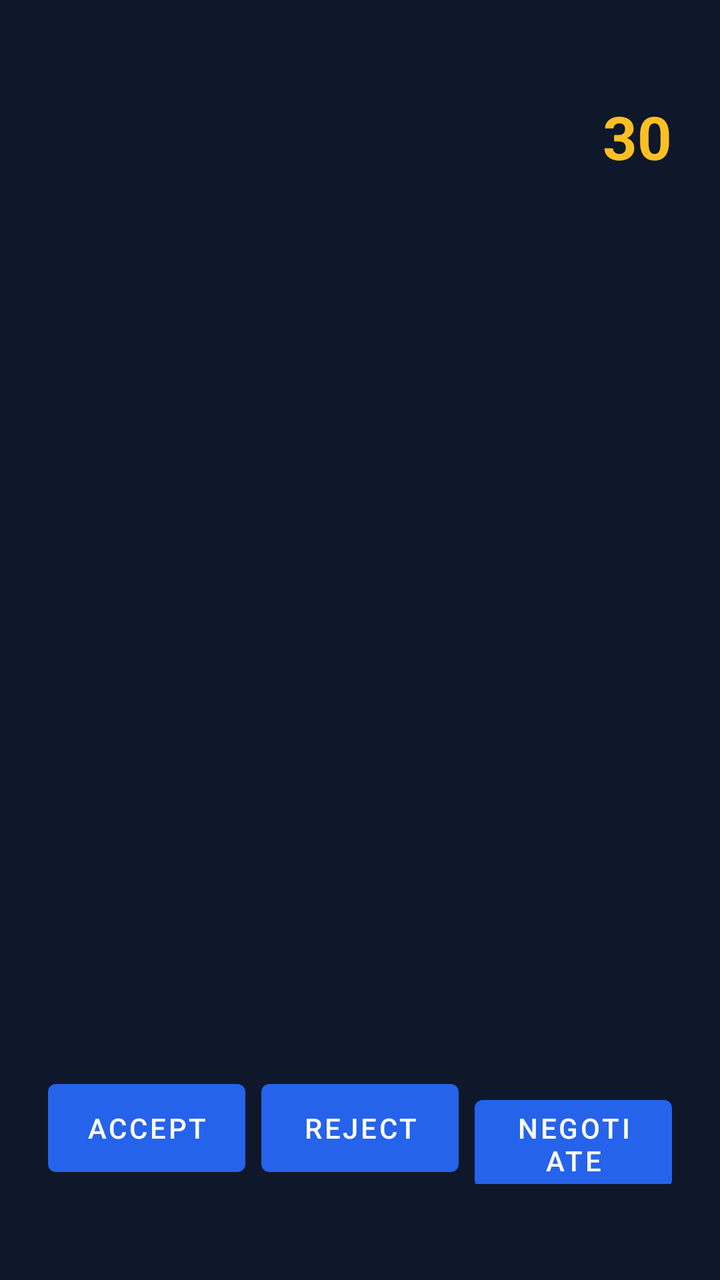
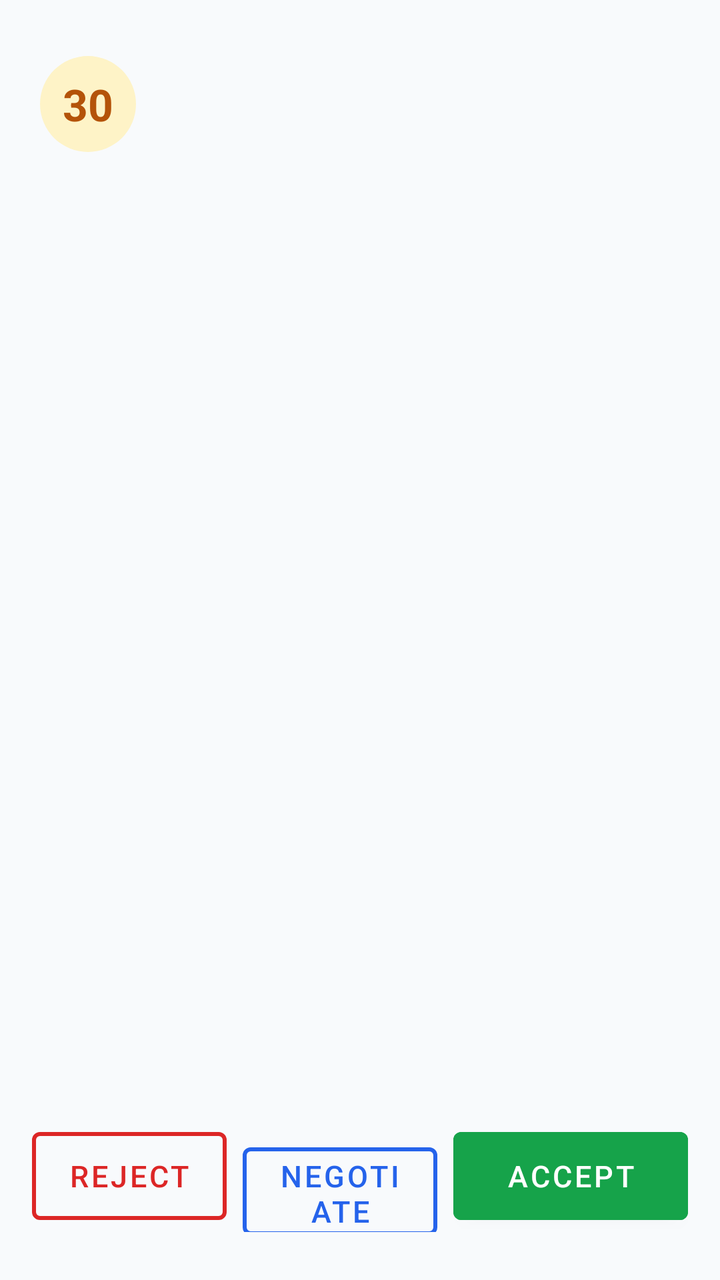

The first picture is an Android layout as it rendered before a commit; the second is the same layout after the commit. The layout source and the unified diff follow.
<!-- AndroidManifest.xml: activity theme Theme.WebToApp -->
<!-- res/layout/activity_incoming_request.xml -->
<?xml version="1.0" encoding="utf-8"?>
<LinearLayout xmlns:android="http://schemas.android.com/apk/res/android"
    android:layout_width="match_parent"
    android:layout_height="match_parent"
    android:orientation="vertical"
    android:background="#0F172A"
    android:padding="24dp"
    android:layoutDirection="locale"
    android:textAlignment="viewStart">

    
    <LinearLayout
        android:layout_width="match_parent"
        android:layout_height="wrap_content"
        android:orientation="horizontal"
        android:gravity="center_vertical"
        android:paddingTop="24dp">
        <ImageView
            android:id="@+id/iv_logo"
            android:layout_width="40dp"
            android:layout_height="40dp"
            android:layout_marginEnd="12dp"
            android:contentDescription="logo" />
        <View android:layout_width="0dp" android:layout_height="1dp" android:layout_weight="1" />
        <TextView
            android:id="@+id/tv_countdown"
            android:layout_width="wrap_content" android:layout_height="wrap_content"
            android:textColor="#FBBF24" android:textSize="30sp" android:textStyle="bold"
            android:text="30" />
    </LinearLayout>

    
    <View android:layout_width="match_parent" android:layout_height="0dp" android:layout_weight="0.4" />

    
    <TextView
        android:id="@+id/tv_service_type"
        android:layout_width="match_parent" android:layout_height="wrap_content"
        android:textColor="#F8FAFC" android:textSize="26sp" android:textStyle="bold" />
    <TextView
        android:id="@+id/tv_customer"
        android:layout_width="match_parent" android:layout_height="wrap_content"
        android:paddingTop="10dp"
        android:textColor="#E2E8F0" android:textSize="18sp" />
    <TextView
        android:id="@+id/tv_price"
        android:layout_width="match_parent" android:layout_height="wrap_content"
        android:paddingTop="6dp"
        android:textColor="#4ADE80" android:textSize="22sp" android:textStyle="bold" />
    <TextView
        android:id="@+id/tv_area"
        android:layout_width="match_parent" android:layout_height="wrap_content"
        android:paddingTop="6dp"
        android:textColor="#94A3B8" android:textSize="16sp" />
    <TextView
        android:id="@+id/tv_description"
        android:layout_width="match_parent" android:layout_height="wrap_content"
        android:paddingTop="10dp"
        android:textColor="#CBD5E1" android:textSize="16sp" />

    
    <View android:layout_width="match_parent" android:layout_height="0dp" android:layout_weight="1" />

    
    <LinearLayout
        android:layout_width="match_parent"
        android:layout_height="wrap_content"
        android:orientation="horizontal"
        android:paddingBottom="24dp">
        <Button android:id="@+id/btn_accept"
            android:layout_width="0dp" android:layout_height="56dp" android:layout_weight="1"
            android:layout_marginEnd="8dp" android:text="Accept" />
        <Button android:id="@+id/btn_reject"
            android:layout_width="0dp" android:layout_height="56dp" android:layout_weight="1"
            android:layout_marginEnd="8dp" android:text="Reject" />
        <Button android:id="@+id/btn_negotiate"
            android:layout_width="0dp" android:layout_height="56dp" android:layout_weight="1"
            android:text="Negotiate" />
    </LinearLayout>
</LinearLayout>
<!-- resources referenced by this layout -->
<resources>
  <style name="Theme.WebToApp" parent="Theme.MaterialComponents.Light.NoActionBar">
          <item name="colorPrimary">@color/primaryColor</item>
          <item name="colorPrimaryDark">@color/primaryColorDark</item>
          <item name="android:statusBarColor">@color/statusBarColor</item>
          <item name="android:navigationBarColor">@color/primaryColorDark</item>
          <item name="android:windowBackground">@android:color/white</item>
      </style>
  <color name="primaryColor">#2563EB</color>
  <color name="primaryColorDark">#1E40AF</color>
  <color name="statusBarColor">#1E3A5F</color>
</resources>

<!-- the commit's change to res/layout/activity_incoming_request.xml (unified diff, before → after) -->
@@ -1,80 +1,177 @@
 <?xml version="1.0" encoding="utf-8"?>
-<LinearLayout xmlns:android="http://schemas.android.com/apk/res/android"
+<FrameLayout xmlns:android="http://schemas.android.com/apk/res/android"
+    xmlns:app="http://schemas.android.com/apk/res-auto"
     android:layout_width="match_parent"
     android:layout_height="match_parent"
-    android:orientation="vertical"
-    android:background="#0F172A"
-    android:padding="24dp"
-    android:layoutDirection="locale"
-    android:textAlignment="viewStart">
+    android:background="@color/incoming_bg">
 
-    
     <LinearLayout
         android:layout_width="match_parent"
-        android:layout_height="wrap_content"
-        android:orientation="horizontal"
-        android:gravity="center_vertical"
-        android:paddingTop="24dp">
-        <ImageView
-            android:id="@+id/iv_logo"
-            android:layout_width="40dp"
-            android:layout_height="40dp"
-            android:layout_marginEnd="12dp"
-            android:contentDescription="logo" />
-        <View android:layout_width="0dp" android:layout_height="1dp" android:layout_weight="1" />
-        <TextView
-            android:id="@+id/tv_countdown"
-            android:layout_width="wrap_content" android:layout_height="wrap_content"
-            android:textColor="#FBBF24" android:textSize="30sp" android:textStyle="bold"
-            android:text="30" />
+        android:layout_height="match_parent"
+        android:orientation="vertical"
+        android:layoutDirection="locale"
+        android:textAlignment="viewStart">
+
+        
+        <FrameLayout
+            android:layout_width="match_parent"
+            android:layout_height="wrap_content"
+            android:layoutDirection="ltr"
+            android:paddingStart="20dp" android:paddingEnd="20dp"
+            android:paddingTop="28dp" android:paddingBottom="8dp">
+            <TextView
+                android:id="@+id/tv_countdown"
+                android:layout_width="48dp" android:layout_height="48dp"
+                android:layout_gravity="left|center_vertical"
+                android:gravity="center"
+                android:background="@drawable/bg_incoming_countdown"
+                android:textColor="@color/incoming_countdown_text"
+                android:textSize="22sp" android:textStyle="bold"
+                android:text="30" />
+            <ImageView
+                android:id="@+id/iv_logo"
+                android:layout_width="40dp" android:layout_height="40dp"
+                android:layout_gravity="right|center_vertical"
+                android:contentDescription="logo" />
+        </FrameLayout>
+
+        <ScrollView
+            android:layout_width="match_parent"
+            android:layout_height="0dp"
+            android:layout_weight="1"
+            android:fillViewport="true"
+            android:scrollbars="none">
+
+            <LinearLayout
+                android:layout_width="match_parent"
+                android:layout_height="wrap_content"
+                android:orientation="vertical"
+                android:paddingStart="20dp" android:paddingEnd="20dp"
+                android:paddingBottom="12dp">
+
+                
+                <TextView
+                    android:id="@+id/tv_service_type"
+                    android:layout_width="match_parent" android:layout_height="wrap_content"
+                    android:paddingTop="8dp"
+                    android:textColor="@color/incoming_text"
+                    android:textSize="28sp" android:textStyle="bold" />
+                <TextView
+                    android:id="@+id/tv_price"
+                    android:layout_width="match_parent" android:layout_height="wrap_content"
+                    android:paddingTop="4dp"
+                    android:textColor="@color/incoming_price"
+                    android:textSize="26sp" android:textStyle="bold" />
+
+                <TextView
+                    android:id="@+id/tv_customer"
+                    android:layout_width="match_parent" android:layout_height="wrap_content"
+                    android:paddingTop="12dp"
+                    android:textColor="@color/incoming_text_secondary"
+                    android:textSize="18sp" />
+                <TextView
+                    android:id="@+id/tv_area"
+                    android:layout_width="match_parent" android:layout_height="wrap_content"
+                    android:paddingTop="4dp"
+                    android:textColor="@color/incoming_text_muted"
+                    android:textSize="16sp" />
+                <TextView
+                    android:id="@+id/tv_description"
+                    android:layout_width="match_parent" android:layout_height="wrap_content"
+                    android:paddingTop="10dp"
+                    android:textColor="@color/incoming_text_secondary"
+                    android:textSize="16sp" />
+
+                
+                <LinearLayout
+                    android:id="@+id/row_images"
+                    android:layout_width="match_parent"
+                    android:layout_height="96dp"
+                    android:orientation="horizontal"
+                    android:layout_marginTop="12dp"
+                    android:visibility="gone">
+                    <ImageView android:id="@+id/iv_img1"
+                        android:layout_width="0dp" android:layout_height="match_parent"
+                        android:layout_weight="1" android:layout_marginEnd="8dp"
+                        android:scaleType="centerCrop" android:visibility="gone"
+                        android:contentDescription="photo" />
+                    <ImageView android:id="@+id/iv_img2"
+                        android:layout_width="0dp" android:layout_height="match_parent"
+                        android:layout_weight="1" android:layout_marginEnd="8dp"
+                        android:scaleType="centerCrop" android:visibility="gone"
+                        android:contentDescription="photo" />
+                    <ImageView android:id="@+id/iv_img3"
+                        android:layout_width="0dp" android:layout_height="match_parent"
+                        android:layout_weight="1"
+                        android:scaleType="centerCrop" android:visibility="gone"
+                        android:contentDescription="photo" />
+                </LinearLayout>
+
+                
+                <WebView
+                    android:id="@+id/wv_map"
+                    android:layout_width="match_parent"
+                    android:layout_height="200dp"
+                    android:layout_marginTop="12dp"
+                    android:visibility="gone" />
+
+                
+                <TextView
+                    android:id="@+id/tv_status"
+                    android:layout_width="match_parent" android:layout_height="wrap_content"
+                    android:paddingTop="10dp"
+                    android:textColor="@color/incoming_status"
+                    android:textSize="15sp" android:textStyle="bold" />
+            </LinearLayout>
+        </ScrollView>
+
+        
+        <LinearLayout
+            android:layout_width="match_parent"
+            android:layout_height="wrap_content"
+            android:orientation="horizontal"
+            android:paddingStart="16dp" android:paddingEnd="16dp"
+            android:paddingBottom="24dp" android:paddingTop="8dp">
+            <Button android:id="@+id/btn_reject"
+                style="@style/Widget.MaterialComponents.Button.OutlinedButton"
+                android:layout_width="0dp" android:layout_height="56dp" android:layout_weight="1"
+                android:layout_marginEnd="8dp"
+                android:textColor="@color/incoming_reject"
+                app:strokeColor="@color/incoming_reject" app:strokeWidth="2dp"
+                android:textSize="15sp"
+                android:text="Reject" />
+            <Button android:id="@+id/btn_negotiate"
+                style="@style/Widget.MaterialComponents.Button.OutlinedButton"
+                android:layout_width="0dp" android:layout_height="56dp" android:layout_weight="1"
+                android:layout_marginEnd="8dp"
+                android:textColor="@color/incoming_negotiate"
+                app:strokeColor="@color/incoming_negotiate" app:strokeWidth="2dp"
+                android:textSize="15sp"
+                android:text="Negotiate" />
+            <Button android:id="@+id/btn_accept"
+                android:layout_width="0dp" android:layout_height="56dp" android:layout_weight="1.2"
+                android:backgroundTint="@color/incoming_accept"
+                android:textColor="#FFFFFF"
+                android:textSize="15sp"
+                android:text="Accept" />
+        </LinearLayout>
     </LinearLayout>
 
     
-    <View android:layout_width="match_parent" android:layout_height="0dp" android:layout_weight="0.4" />
-
-    
-    <TextView
-        android:id="@+id/tv_service_type"
-        android:layout_width="match_parent" android:layout_height="wrap_content"
-        android:textColor="#F8FAFC" android:textSize="26sp" android:textStyle="bold" />
-    <TextView
-        android:id="@+id/tv_customer"
-        android:layout_width="match_parent" android:layout_height="wrap_content"
-        android:paddingTop="10dp"
-        android:textColor="#E2E8F0" android:textSize="18sp" />
-    <TextView
-        android:id="@+id/tv_price"
-        android:layout_width="match_parent" android:layout_height="wrap_content"
-        android:paddingTop="6dp"
-        android:textColor="#4ADE80" android:textSize="22sp" android:textStyle="bold" />
-    <TextView
-        android:id="@+id/tv_area"
-        android:layout_width="match_parent" android:layout_height="wrap_content"
-        android:paddingTop="6dp"
-        android:textColor="#94A3B8" android:textSize="16sp" />
-    <TextView
-        android:id="@+id/tv_description"
-        android:layout_width="match_parent" android:layout_height="wrap_content"
-        android:paddingTop="10dp"
-        android:textColor="#CBD5E1" android:textSize="16sp" />
-
-    
-    <View android:layout_width="match_parent" android:layout_height="0dp" android:layout_weight="1" />
-
-    
-    <LinearLayout
+    <FrameLayout
+        android:id="@+id/img_viewer"
         android:layout_width="match_parent"
-        android:layout_height="wrap_content"
-        android:orientation="horizontal"
-        android:paddingBottom="24dp">
-        <Button android:id="@+id/btn_accept"
-            android:layout_width="0dp" android:layout_height="56dp" android:layout_weight="1"
-            android:layout_marginEnd="8dp" android:text="Accept" />
-        <Button android:id="@+id/btn_reject"
-            android:layout_width="0dp" android:layout_height="56dp" android:layout_weight="1"
-            android:layout_marginEnd="8dp" android:text="Reject" />
-        <Button android:id="@+id/btn_negotiate"
-            android:layout_width="0dp" android:layout_height="56dp" android:layout_weight="1"
-            android:text="Negotiate" />
-    </LinearLayout>
-</LinearLayout>
+        android:layout_height="match_parent"
+        android:background="#E6000000"
+        android:visibility="gone"
+        android:clickable="true"
+        android:focusable="true">
+        <ImageView
+            android:id="@+id/iv_full"
+            android:layout_width="match_parent"
+            android:layout_height="match_parent"
+            android:layout_margin="16dp"
+            android:scaleType="fitCenter"
+            android:contentDescription="photo" />
+    </FrameLayout>
+</FrameLayout>
<!-- resource entries referenced after the edit -->
@@ -1,5 +1,21 @@
 <!-- resources referenced by this layout -->
 <resources>
+  <color name="incoming_accept">#16A34A</color>
+  <color name="incoming_bg">#F8FAFC</color>
+  <color name="incoming_countdown_text">#B45309</color>
+  <color name="incoming_negotiate">#2563EB</color>
+  <color name="incoming_price">#15803D</color>
+  <color name="incoming_reject">#DC2626</color>
+  <color name="incoming_status">#B91C1C</color>
+  <color name="incoming_text">#0F172A</color>
+  <color name="incoming_text_muted">#64748B</color>
+  <color name="incoming_text_secondary">#475569</color>
+  <!-- drawable bg_incoming_countdown (drawable) -->
+  <?xml version="1.0" encoding="utf-8"?>
+  <shape xmlns:android="http://schemas.android.com/apk/res/android" android:shape="rectangle">
+      <solid android:color="@color/incoming_countdown_bg" />
+      <corners android:radius="24dp" />
+  </shape>
   <style name="Theme.WebToApp" parent="Theme.MaterialComponents.Light.NoActionBar">
           <item name="colorPrimary">@color/primaryColor</item>
           <item name="colorPrimaryDark">@color/primaryColorDark</item>
@@ -7,6 +23,7 @@
           <item name="android:navigationBarColor">@color/primaryColorDark</item>
           <item name="android:windowBackground">@android:color/white</item>
       </style>
+  <color name="incoming_countdown_bg">#FEF3C7</color>
   <color name="primaryColor">#2563EB</color>
   <color name="primaryColorDark">#1E40AF</color>
   <color name="statusBarColor">#1E3A5F</color>
